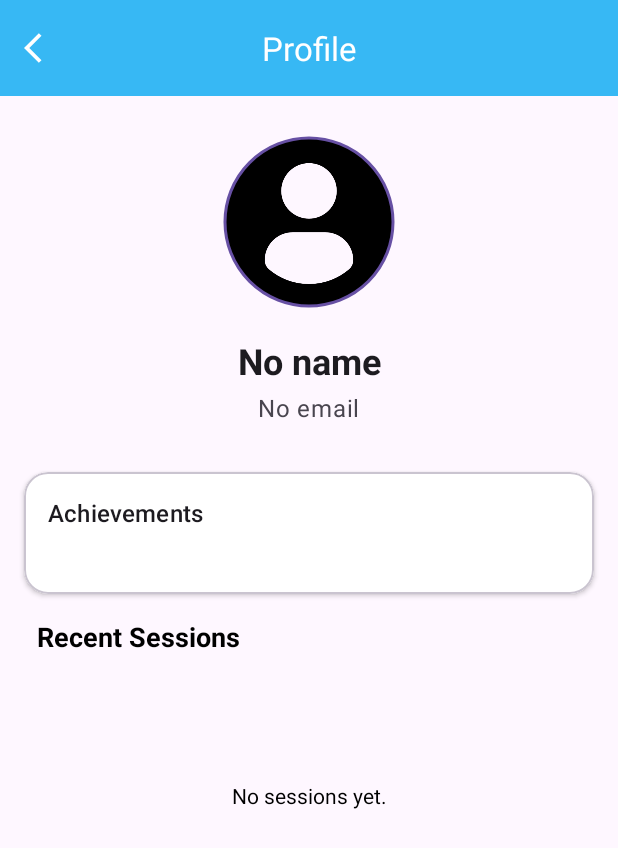
After one commit to Dipesh12chourasiya/Student-Attention-tracker, an Android app: the ProfileActivity screen opened directly, with no data from a screen before it, on a phone screen of 412 x 824 dp. The commit adds this screen. Shown: the top 848 px of the screen. Run offline under Robolectric (Android 15) with nearby library versions, the phone set to English and light mode, and no system bars; our stand-ins replace Firebase (no records; nobody signed in at launch, a user with empty details on screens opened directly), Room's generated code.

Commit message:
user profile activity added

```diff
--- a/app/src/main/AndroidManifest.xml
+++ b/app/src/main/AndroidManifest.xml
@@ -19,6 +19,9 @@
         android:supportsRtl="true"
         android:theme="@style/Theme.IRLStudentAttentionTracker"
         tools:targetApi="31">
+        <activity
+            android:name=".ProfileActivity"
+            android:exported="false" />
         <activity
             android:name=".SessionsOnDateActivity"
             android:exported="false" />
@@ -49,7 +52,7 @@
         <activity
             android:name=".MainActivity"
             android:exported="false"
-            android:screenOrientation="portrait" ></activity>
+            android:screenOrientation="portrait" />
     </application>
 
 </manifest>
--- /dev/null
+++ b/app/src/main/java/com/example/irlstudentattentiontracker/ProfileActivity.kt
@@ -0,0 +1,59 @@
+package com.example.irlstudentattentiontracker
+
+import android.content.Intent
+import android.os.Bundle
+import androidx.activity.viewModels
+import androidx.appcompat.app.AppCompatActivity
+import androidx.recyclerview.widget.LinearLayoutManager
+import com.example.detectfaceandexpression.adapters.SessionAdapter
+import com.example.irlstudentattentiontracker.databinding.ActivityProfileBinding
+import com.example.irlstudentattentiontracker.viewmodel.UserViewModel
+import kotlinx.coroutines.flow.launchIn
+import kotlinx.coroutines.flow.onEach
+import androidx.lifecycle.lifecycleScope
+
+class ProfileActivity : AppCompatActivity() {
+
+    private lateinit var binding: ActivityProfileBinding
+    private val viewModel: UserViewModel by viewModels()
+    private lateinit var adapter: SessionAdapter
+
+    override fun onCreate(savedInstanceState: Bundle?) {
+        super.onCreate(savedInstanceState)
+        binding = ActivityProfileBinding.inflate(layoutInflater)
+        setContentView(binding.root)
+
+        // Back button
+        binding.topAppBar.setNavigationOnClickListener {
+            onBackPressedDispatcher.onBackPressed()
+        }
+
+        // Fetch and show user data
+        viewModel.getUserProfile { username, email ->
+            binding.usernameTextView.text = username ?: "No name"
+            binding.emailTextView.text = email ?: "No email"
+        }
+
+        setupRecyclerView()
+    }
+
+    private fun setupRecyclerView() {
+        adapter = SessionAdapter(
+            onItemClick = { session ->
+                val intent = Intent(this, SessionDetailActivity::class.java)
+                intent.putExtra("session_data", session)
+                startActivity(intent)
+            },
+            onItemLongClick = { /* No need for now */ }
+        )
+
+        binding.rvSessions.layoutManager = LinearLayoutManager(this)
+        binding.rvSessions.adapter = adapter
+
+        viewModel.getAllSessionsForUser().onEach { sessions ->
+            binding.tvEmptyState.visibility =
+                if (sessions.isEmpty()) android.view.View.VISIBLE else android.view.View.GONE
+            adapter.differ.submitList(sessions.reversed())
+        }.launchIn(lifecycleScope)
+    }
+}
--- a/app/src/main/java/com/example/irlstudentattentiontracker/models/User.kt
+++ b/app/src/main/java/com/example/irlstudentattentiontracker/models/User.kt
@@ -14,5 +14,4 @@ data class User(
     val totalInattentiveMinutes: Int = 0,
     val maxInattentiveStreak: Int = 0,
     val achievements: List<String>? = null
-
 )
--- a/app/src/main/java/com/example/irlstudentattentiontracker/viewmodel/UserViewModel.kt
+++ b/app/src/main/java/com/example/irlstudentattentiontracker/viewmodel/UserViewModel.kt
@@ -217,4 +217,23 @@ class UserViewModel(application: Application): AndroidViewModel(application) {
     }
 
 
+    // UserViewModel.kt
+    fun getUserProfile(onResult: (username: String?, email: String?) -> Unit) {
+        val userId = FirebaseAuth.getInstance().currentUser?.uid ?: return
+
+        val userRef = FirebaseDatabase.getInstance().getReference("Users").child(userId)
+        userRef.addListenerForSingleValueEvent(object : ValueEventListener {
+            override fun onDataChange(snapshot: DataSnapshot) {
+                val username = snapshot.child("username").getValue(String::class.java)
+                val email = snapshot.child("email").getValue(String::class.java)
+                onResult(username, email)
+            }
+
+            override fun onCancelled(error: DatabaseError) {
+                onResult(null, null) // Optionally handle errors better
+            }
+        })
+    }
+
+
 }
--- /dev/null
+++ b/app/src/main/res/layout/activity_profile.xml
@@ -0,0 +1,158 @@
+<?xml version="1.0" encoding="utf-8"?>
+<ScrollView xmlns:android="http://schemas.android.com/apk/res/android"
+    xmlns:app="http://schemas.android.com/apk/res-auto"
+    xmlns:tools="http://schemas.android.com/tools"
+    android:layout_width="match_parent"
+    android:layout_height="match_parent"
+    android:background="?attr/colorSurface"
+    tools:context=".ProfileActivity">
+
+    <androidx.constraintlayout.widget.ConstraintLayout
+        android:layout_width="match_parent"
+        android:layout_height="wrap_content"
+        android:paddingBottom="16dp">
+
+        <com.google.android.material.appbar.AppBarLayout
+            android:id="@+id/appBarLayout"
+            android:layout_width="match_parent"
+            android:layout_height="wrap_content"
+            android:background="@color/toolbarBg"
+            app:elevation="0dp"
+            app:layout_constraintEnd_toEndOf="parent"
+            app:layout_constraintStart_toStartOf="parent"
+            app:layout_constraintTop_toTopOf="parent">
+
+            <com.google.android.material.appbar.MaterialToolbar
+                android:id="@+id/topAppBar"
+                android:layout_width="match_parent"
+                android:layout_height="?attr/actionBarSize"
+                app:navigationIcon="@drawable/ic_arrow_back"
+                app:title="Profile"
+                app:titleCentered="true"
+                app:titleTextAppearance="@style/TextAppearance.Material3.TitleLarge"
+                app:navigationIconTint="@color/white"
+                app:titleTextColor="@color/white" />
+        </com.google.android.material.appbar.AppBarLayout>
+
+        <com.google.android.material.imageview.ShapeableImageView
+            android:id="@+id/profileImageView"
+            android:layout_width="120dp"
+            android:layout_height="120dp"
+            android:layout_marginTop="24dp"
+            android:padding="4dp"
+            android:src="@drawable/profileuser"
+            app:layout_constraintEnd_toEndOf="parent"
+            app:layout_constraintStart_toStartOf="parent"
+            app:layout_constraintTop_toBottomOf="@+id/appBarLayout"
+            app:shapeAppearanceOverlay="@style/ShapeAppearanceOverlay.App.CornerSize50Percent"
+            app:strokeColor="?attr/colorPrimary"
+            app:strokeWidth="2dp" />
+
+        <TextView
+            android:id="@+id/usernameTextView"
+            android:layout_width="wrap_content"
+            android:layout_height="wrap_content"
+            android:layout_marginTop="16dp"
+            android:textAppearance="@style/TextAppearance.Material3.HeadlineSmall"
+            android:textColor="?attr/colorOnSurface"
+            android:textStyle="bold"
+            app:layout_constraintEnd_toEndOf="parent"
+            app:layout_constraintStart_toStartOf="parent"
+            app:layout_constraintTop_toBottomOf="@id/profileImageView"
+            tools:text="JohnDoe" />
+
+        <TextView
+            android:id="@+id/emailTextView"
+            android:layout_width="wrap_content"
+            android:layout_height="wrap_content"
+            android:layout_marginTop="4dp"
+            android:textAppearance="@style/TextAppearance.Material3.BodyLarge"
+            android:textColor="?attr/colorOnSurfaceVariant"
+            app:layout_constraintEnd_toEndOf="parent"
+            app:layout_constraintStart_toStartOf="parent"
+            app:layout_constraintTop_toBottomOf="@id/usernameTextView"
+            tools:text="john.doe@example.com" />
+
+        <com.google.android.material.card.MaterialCardView
+            android:id="@+id/achievementsCard"
+            android:layout_width="match_parent"
+            android:layout_height="wrap_content"
+            android:layout_marginHorizontal="16dp"
+            android:layout_marginTop="32dp"
+            app:cardBackgroundColor="@color/white"
+            app:cardCornerRadius="16dp"
+            app:cardElevation="2dp"
+            app:layout_constraintEnd_toEndOf="parent"
+            app:layout_constraintStart_toStartOf="parent"
+            app:layout_constraintTop_toBottomOf="@id/emailTextView">
+
+            <LinearLayout
+                android:layout_width="match_parent"
+                android:layout_height="wrap_content"
+                android:orientation="vertical"
+                android:padding="16dp">
+
+                <TextView
+                    android:id="@+id/achievementsHeader"
+                    android:layout_width="wrap_content"
+                    android:layout_height="wrap_content"
+                    android:text="Achievements"
+                    android:textAppearance="@style/TextAppearance.Material3.TitleMedium"
+                    android:textColor="?attr/colorOnSurface" />
+
+                <TextView
+                    android:id="@+id/achievementsTextView"
+                    android:layout_width="match_parent"
+                    android:layout_height="wrap_content"
+                    android:layout_marginTop="8dp"
+                    android:textAppearance="@style/TextAppearance.Material3.BodyMedium"
+                    android:textColor="?attr/colorOnSurfaceVariant"
+                    tools:text="Early Bird, Focus Master, Streak Breaker, Goal Setter" />
+            </LinearLayout>
+        </com.google.android.material.card.MaterialCardView>
+
+        <LinearLayout
+            android:id="@+id/llRecentSessionContainer"
+            android:layout_width="match_parent"
+            android:layout_height="wrap_content"
+            android:orientation="vertical"
+            app:layout_constraintTop_toBottomOf="@+id/achievementsCard"
+            android:paddingHorizontal="7dp"
+            >
+
+            <!-- Section Header -->
+            <TextView
+                android:layout_marginStart="17dp"
+                android:id="@+id/tvRecentSessions"
+                android:layout_width="wrap_content"
+                android:layout_height="wrap_content"
+                android:layout_marginTop="16dp"
+                android:layout_marginBottom="10dp"
+                android:text="Recent Sessions"
+                android:textColor="@color/black"
+                android:textSize="18sp"
+                android:textStyle="bold" />
+
+            <!-- Empty State -->
+            <TextView
+                android:id="@+id/tvEmptyState"
+                android:layout_width="match_parent"
+                android:layout_height="wrap_content"
+                android:layout_marginTop="50dp"
+                android:gravity="center"
+                android:padding="24dp"
+                android:text="No sessions yet."
+                android:textColor="@color/black"
+                android:visibility="gone" />
+
+            <!-- Recycler View -->
+            <androidx.recyclerview.widget.RecyclerView
+                android:id="@+id/rvSessions"
+                android:layout_width="match_parent"
+                android:layout_height="wrap_content"
+                android:nestedScrollingEnabled="false"
+                tools:listitem="@layout/item_session_card" />
+        </LinearLayout>
+
+    </androidx.constraintlayout.widget.ConstraintLayout>
+</ScrollView>
--- a/app/src/main/res/values-night/themes.xml
+++ b/app/src/main/res/values-night/themes.xml
@@ -4,4 +4,10 @@
         <!-- Customize your dark theme here. -->
         <!-- <item name="colorPrimary">@color/my_dark_primary</item> -->
     </style>
+
+    <style name="Theme.IRLStudentAttentionTracker" parent="Base.Theme.IRLStudentAttentionTracker" />
+    <style name="ShapeAppearanceOverlay.App.CornerSize50Percent" parent="">
+        <item name="cornerFamily">rounded</item>
+        <item name="cornerSize">50%</item>
+    </style>
 </resources>
--- a/app/src/main/res/values/strings.xml
+++ b/app/src/main/res/values/strings.xml
@@ -1,3 +1,6 @@
 <resources>
     <string name="app_name">IRLStudentAttentionTracker</string>
+    <string name="navigation_drawer_open">Open drawer</string>
+    <string name="navigation_drawer_close">Close drawer</string>
+
 </resources>
--- a/app/src/main/res/values/themes.xml
+++ b/app/src/main/res/values/themes.xml
@@ -6,4 +6,8 @@
     </style>
 
     <style name="Theme.IRLStudentAttentionTracker" parent="Base.Theme.IRLStudentAttentionTracker" />
+    <style name="ShapeAppearanceOverlay.App.CornerSize50Percent" parent="">
+        <item name="cornerFamily">rounded</item>
+        <item name="cornerSize">50%</item>
+    </style>
 </resources>
```
Also changed, not shown: app/src/main/java/com/example/irlstudentattentiontracker/HomeActivity.kt (+44 -37 lines), app/src/main/res/layout/activity_home.xml (+36 -26 lines), app/src/main/res/layout/nav_header.xml (added, +27 -0 lines), app/src/main/res/menu/top_app_bar_menu.xml (+16 -17 lines), app/src/main/res/drawable/profileuser.png (added), app/src/main/res/drawable/user.png (added).
